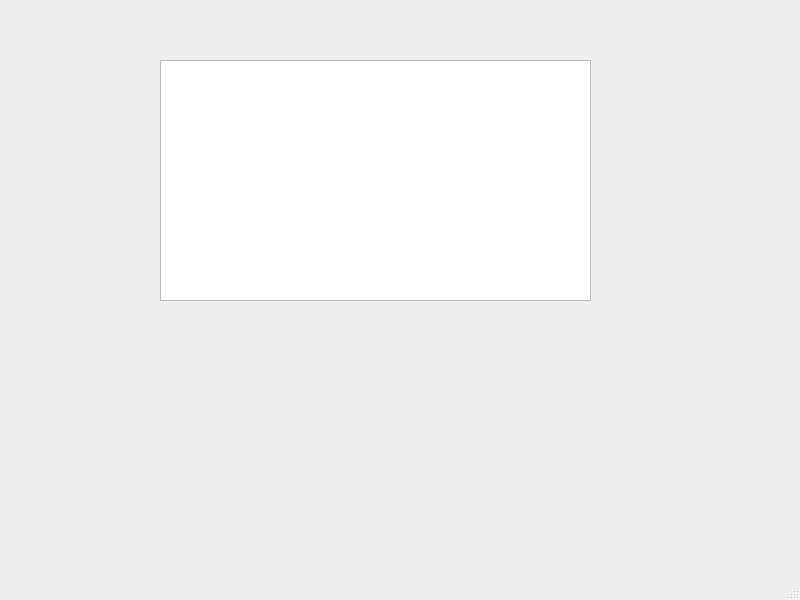
This is 20260701/mainwindow.ui in Deleto06/ifyouarereadingthis as Qt 5 draws it before an edit. The edited form follows.
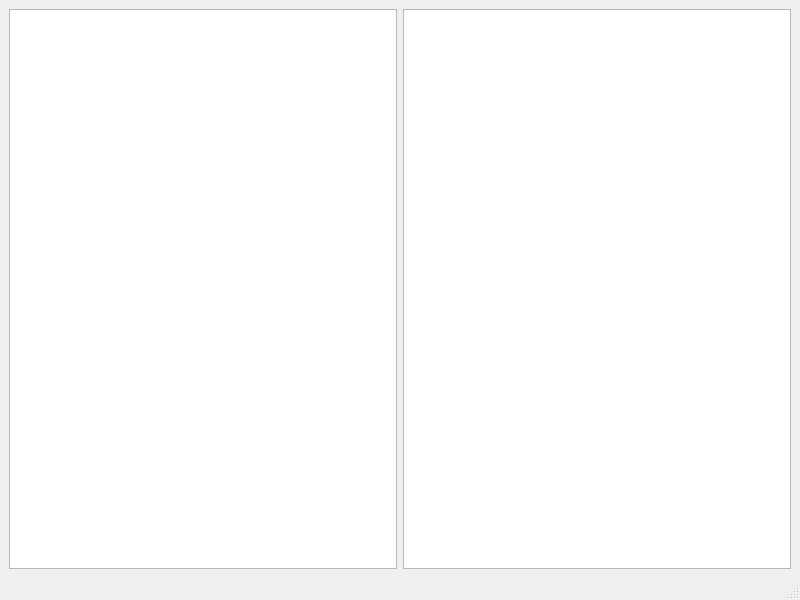
This is the edited form.

Diff of the .ui file:
```diff
--- a/20260701/mainwindow.ui
+++ b/20260701/mainwindow.ui
@@ -14,16 +14,21 @@
    <string>MainWindow</string>
   </property>
   <widget class="QWidget" name="centralwidget">
-   <widget class="QGraphicsView" name="graphicsView">
-    <property name="geometry">
-     <rect>
-      <x>160</x>
-      <y>60</y>
-      <width>431</width>
-      <height>241</height>
-     </rect>
-    </property>
-   </widget>
+   <layout class="QHBoxLayout" name="horizontalLayout">
+    <item>
+     <widget class="QGraphicsView" name="graphicsView"/>
+    </item>
+    <item>
+     <widget class="QListWidget" name="listWidget">
+      <property name="minimumSize">
+       <size>
+        <width>350</width>
+        <height>350</height>
+       </size>
+      </property>
+     </widget>
+    </item>
+   </layout>
   </widget>
   <widget class="QMenuBar" name="menubar">
    <property name="geometry">
```
